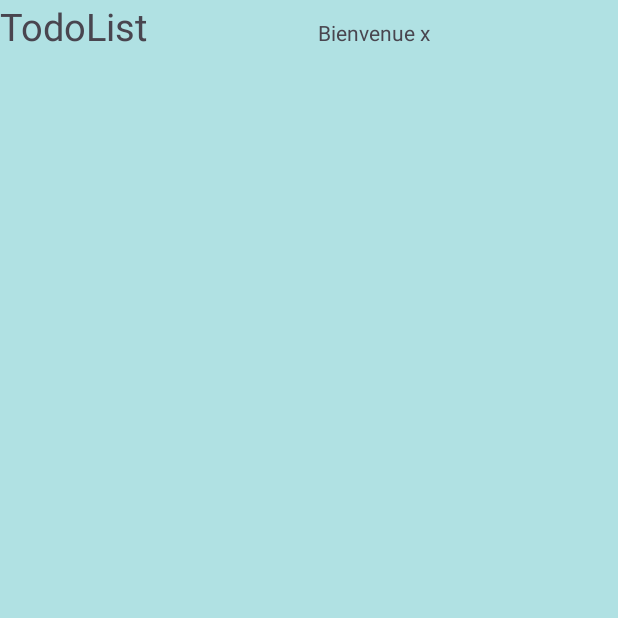
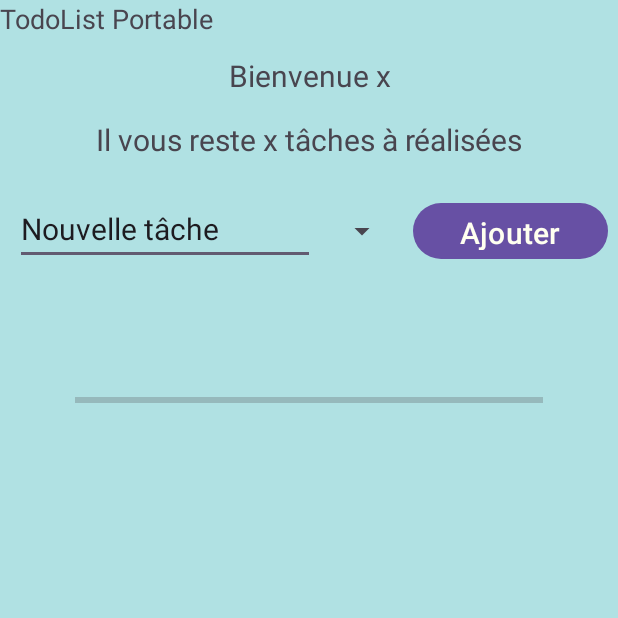
Before and after one commit to hugoclmt/MobileApp-ToDoList, an Android app: the SecondMainActivity screen opened directly, with no data from a screen before it, on a phone screen of 412 x 824 dp, the top half of it. Run offline under Robolectric (Android 15) with nearby library versions, the phone set to English and light mode, and no system bars.

Commit message:
Interface graphique pour la 2 ème vue

```diff
--- a/app/src/main/res/layout/activity_main.xml
+++ b/app/src/main/res/layout/activity_main.xml
@@ -14,7 +14,7 @@
     <TextView
         android:layout_width="wrap_content"
         android:layout_height="wrap_content"
-        android:textSize="25dp"
+        android:textSize="25sp"
         android:text="Bienvenue sur votre ToDoList"
         android:layout_marginBottom="25dp"
         android:layout_marginTop="-100dp"
@@ -33,7 +33,7 @@
         android:fontFamily="casual"
         android:layout_width="100dp"
         android:layout_height="wrap_content"
-        android:textSize="18dp"
+        android:textSize="18sp"
         android:text="Votre nom"
         android:layout_marginTop="50dp"
 
@@ -43,7 +43,7 @@
         android:layout_width="300dp"
         android:layout_height="wrap_content"
         android:inputType="text"
-        android:textSize="25dp"
+        android:textSize="25sp"
         />
     <Button
         android:id="@+id/btnValiderAccueil"
@@ -53,7 +53,7 @@
         android:backgroundTint="@color/blue"
         android:text="Valider"
         android:fontFamily="casual"
-        android:textSize="20dp"
+        android:textSize="20sp"
         android:textColor="@color/ivory"
         />
 </LinearLayout>
--- a/app/src/main/res/layout/activity_second_main.xml
+++ b/app/src/main/res/layout/activity_second_main.xml
@@ -5,21 +5,79 @@
     android:id="@+id/main"
     android:layout_width="match_parent"
     android:layout_height="match_parent"
-    android:orientation="horizontal"
+    android:orientation="vertical"
     tools:context=".SecondMainActivity"
     android:background="@color/newColor"
     >
 
     <TextView
-        android:layout_width="212dp"
-        android:layout_height="33dp"
-        android:fontFamily="700"
-        android:text="TodoList"
-        android:textSize="25dp" />
+        android:layout_width="150dp"
+        android:layout_height="30dp"
+        android:text="TodoList Portable"
+        android:textSize="18sp"
+        />
 
     <TextView
+        android:layout_width="200dp"
+        android:layout_height="30dp"
+        android:text="Bienvenue x"
+        android:layout_gravity="center"
+        android:gravity="center"
+        android:textSize="20sp"
+        android:layout_marginTop="5dp"
+        />
+
+    <TextView
+        android:layout_width="300dp"
+        android:layout_height="45dp"
+        android:text="Il vous reste x tâches à réalisées"
+        android:textSize="20sp"
+        android:layout_marginTop="5dp"
+        android:layout_gravity="center"
+        android:gravity="center"
+        />
+
+    <LinearLayout
         android:layout_width="match_parent"
         android:layout_height="wrap_content"
-        android:text="Bienvenue x" />
+        android:orientation="horizontal"
+        android:layout_marginTop="15dp"
+        android:layout_marginBottom="15dp"
+        >
+
+        <EditText
+            android:layout_width="200dp"
+            android:layout_height="45dp"
+            android:text="Nouvelle tâche"
+            android:layout_gravity="start"
+            android:textSize="20sp"
+            android:layout_marginLeft="10dp"
+            />
+
+        <Spinner
+            android:layout_width="50dp"
+            android:layout_height="45dp"
+            android:layout_marginLeft="5dp"
+            />
+
+        <Button
+            android:layout_width="130dp"
+            android:layout_height="45dp"
+            android:text="Ajouter"
+            android:textSize="20sp"
+            android:layout_marginLeft="10dp"
+            android:textColor="@color/ivory"
+            />
+    </LinearLayout>
+
+    <ProgressBar
+        android:layout_margin="50dp"
+        android:layout_width="match_parent"
+        android:layout_height="50dp"
+        android:progress="0"
+        android:max="100"
+        android:indeterminate="false"
+        style="@style/Widget.AppCompat.ProgressBar.Horizontal"
+        />
 
 </LinearLayout>
```
